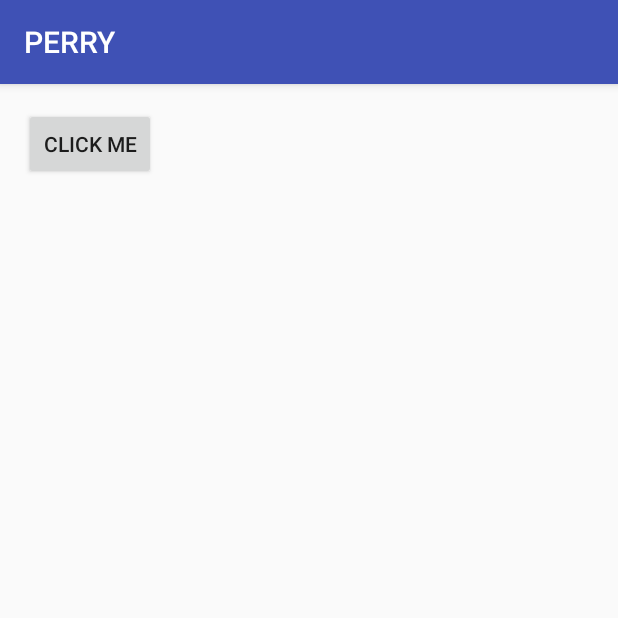
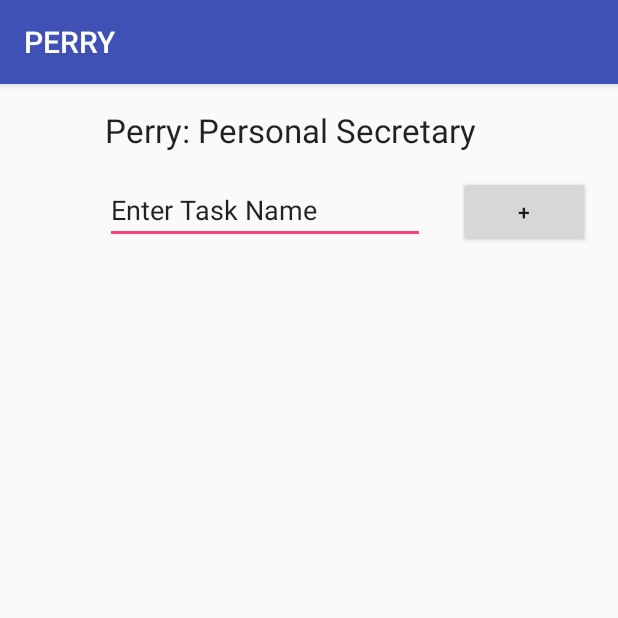
Before and after one commit to lilogevo/Perry, an Android app: the screen it shows after launch (MainActivity), on a phone screen of 412 x 824 dp, the top half of it. Run offline under Robolectric (Android 15) with nearby library versions, the phone set to English and light mode, and no system bars; 2 statements that could not run were skipped.

Commit message:
xml layout changes and formatting

```diff
--- a/PERRY2/app/src/main/res/layout/activity_list_alarms.xml
+++ b/PERRY2/app/src/main/res/layout/activity_list_alarms.xml
@@ -1,7 +1,8 @@
 <?xml version="1.0" encoding="utf-8"?>
 <RelativeLayout xmlns:android="http://schemas.android.com/apk/res/android"
     xmlns:tools="http://schemas.android.com/tools" android:layout_width="match_parent"
-    android:layout_height="match_parent" android:paddingLeft="@dimen/activity_horizontal_margin"
+    android:layout_height="match_parent"
+    android:paddingLeft="@dimen/activity_horizontal_margin"
     android:paddingRight="@dimen/activity_horizontal_margin"
     android:paddingTop="@dimen/activity_vertical_margin"
     android:paddingBottom="@dimen/activity_vertical_margin"
@@ -11,4 +12,5 @@
         android:layout_width="wrap_content"
         android:layout_height="wrap_content"
         android:id="@+id/alarm_list"></ListView>
+
 </RelativeLayout>
--- a/PERRY2/app/src/main/res/layout/activity_main.xml
+++ b/PERRY2/app/src/main/res/layout/activity_main.xml
@@ -12,6 +12,32 @@
     <Button
         android:layout_width="wrap_content"
         android:layout_height="wrap_content"
-        android:id="@+id/ex"
-        android:text="Click me"/>
+        android:id="@+id/createAlarm"
+        android:text="+"
+        android:layout_marginLeft="22dp"
+        android:layout_alignBaseline="@+id/alarmName"
+        android:layout_alignBottom="@+id/alarmName"
+        android:layout_toRightOf="@+id/alarmName" />
+
+    <EditText
+        android:layout_width="wrap_content"
+        android:layout_height="wrap_content"
+        android:inputType="text"
+        android:text="Enter Task Name"
+        android:ems="10"
+        android:id="@+id/alarmName"
+        android:layout_marginTop="16dp"
+        android:layout_below="@+id/mainHeader"
+        android:layout_alignLeft="@+id/mainHeader" />
+
+    <TextView
+        android:text="Perry: Personal Secretary"
+        android:layout_width="wrap_content"
+        android:layout_height="wrap_content"
+        android:id="@+id/mainHeader"
+        android:textAppearance="@android:style/TextAppearance.DeviceDefault.Large"
+        android:layout_marginLeft="54dp"
+        android:layout_alignParentTop="true"
+        android:layout_alignParentLeft="true" />
+
 </RelativeLayout>
```
Also changed, not shown: PERRY2/app/src/main/res/layout/activity_alarm.xml (+4 -3 lines), PERRY2/app/src/main/res/layout/activity_date.xml (+18 -5 lines), PERRY2/app/src/main/res/layout/activity_time.xml (+21 -7 lines).
